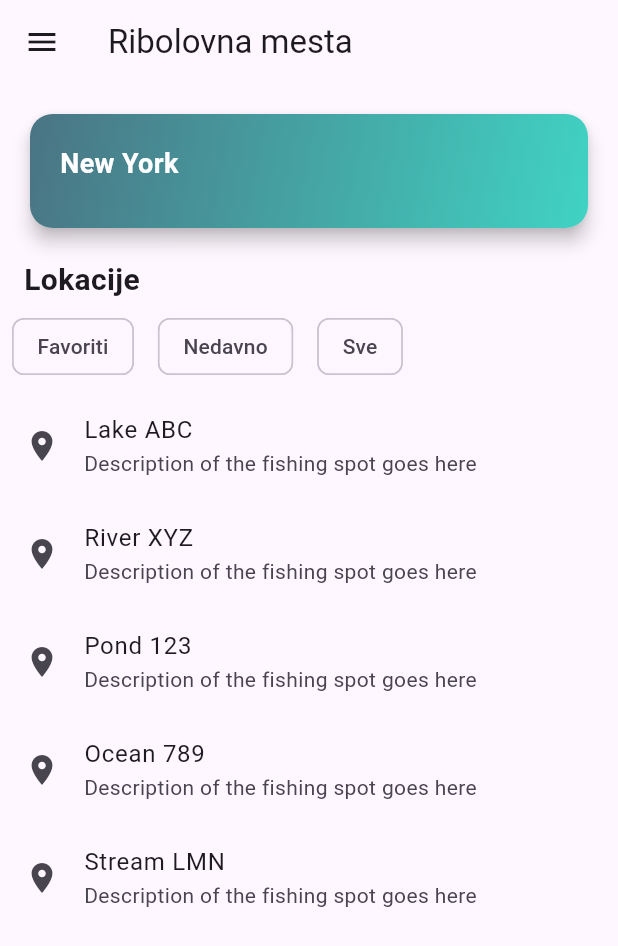
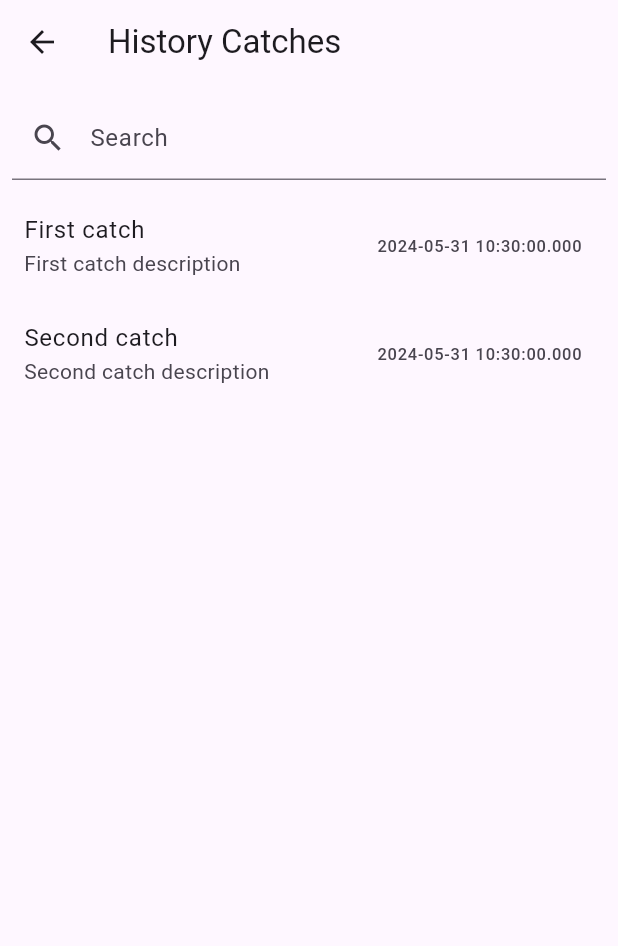
Before and after one commit to Vukp17/fishing_forecast, a Flutter app: the HomeScreen screen opened directly, after a tap on the "menu" icon, after a tap on "History of Catches", on a phone screen of 412 x 824 dp. Shown: the top 946 px of the screen. Run offline on Flutter 3.47's test engine with Material 3 defaults, Android fonts, the phone set to English and light mode, and no system bars; our stand-ins replace google_maps_flutter, google_sign_in, image_picker, shared_preferences; missing offline and left inert: flag; accounts and stored records are empty; generated files the repository leaves out were written again; network calls fail.

Commit message:
history of catches

```diff
--- /dev/null
+++ b/lib/screens/history_catches_screen.dart
@@ -0,0 +1,91 @@
+import 'package:flutter/material.dart';
+
+class HistoryCatchesScreen extends StatefulWidget {
+  @override
+  _HistoryCatchesScreenState createState() => _HistoryCatchesScreenState();
+}
+
+class _HistoryCatchesScreenState extends State<HistoryCatchesScreen> {
+  List<Catch> allCatches = [
+    Catch(
+      imageId: '1',
+      description: 'First catch description',
+      title: 'First catch',
+      createdAt: DateTime.now(),
+    ),
+    Catch(
+      imageId: '2',
+      description: 'Second catch description',
+      title: 'Second catch',
+      createdAt: DateTime.now(),
+    ),
+    // Add more catches here
+  ];
+
+  List<Catch> filteredCatches = [];
+
+  @override
+  void initState() {
+    super.initState();
+    filteredCatches = allCatches;
+  }
+
+  void filterCatches(String query) {
+    setState(() {
+      filteredCatches = allCatches
+          .where((catchItem) =>
+              catchItem.title.toLowerCase().contains(query.toLowerCase()))
+          .toList();
+    });
+  }
+
+  @override
+  Widget build(BuildContext context) {
+    return Scaffold(
+      appBar: AppBar(
+        title: Text('History Catches'),
+      ),
+      body: Column(
+        children: [
+          Padding(
+            padding: const EdgeInsets.all(8.0),
+            child: TextField(
+              onChanged: filterCatches,
+              decoration: InputDecoration(
+                labelText: 'Search',
+                prefixIcon: Icon(Icons.search),
+              ),
+            ),
+          ),
+          Expanded(
+            child: ListView.builder(
+              itemCount: filteredCatches.length,
+              itemBuilder: (context, index) {
+                final catchItem = filteredCatches[index];
+                return ListTile(
+                  title: Text(catchItem.title),
+                  subtitle: Text(catchItem.description),
+                  trailing: Text(catchItem.createdAt.toString()),
+                );
+              },
+            ),
+          ),
+        ],
+      ),
+    );
+  }
+}
+
+class Catch {
+  final String imageId;
+  final String description;
+  final String title;
+  final DateTime createdAt;
+
+  Catch({
+    required this.imageId,
+    required this.description,
+    required this.title,
+    required this.createdAt,
+  });
+}
--- a/lib/widgets/main/app_drawer.dart
+++ b/lib/widgets/main/app_drawer.dart
@@ -1,4 +1,5 @@
 import 'package:fishingapp/models/user_model.dart';
+import 'package:fishingapp/screens/history_catches_screen.dart';
 import 'package:flag/flag.dart';
 import 'package:flag/flag_widget.dart';
 import 'package:flutter/material.dart';
@@ -79,15 +80,16 @@ class AppDrawer extends StatelessWidget {
               // Add more languages here
             ],
           ),
-          ListTile(
+            ListTile(
             leading: const Icon(Icons.history),
             title: const Text('History of Catches'),
             onTap: () {
-              // Update the state of the app
-              // Then close the drawer
-              Navigator.pop(context);
+              Navigator.push(
+              context,
+              MaterialPageRoute(builder: (context) => HistoryCatchesScreen()),
+              );
             },
-          ),
+            ),
         ],
       ),
     );
```
